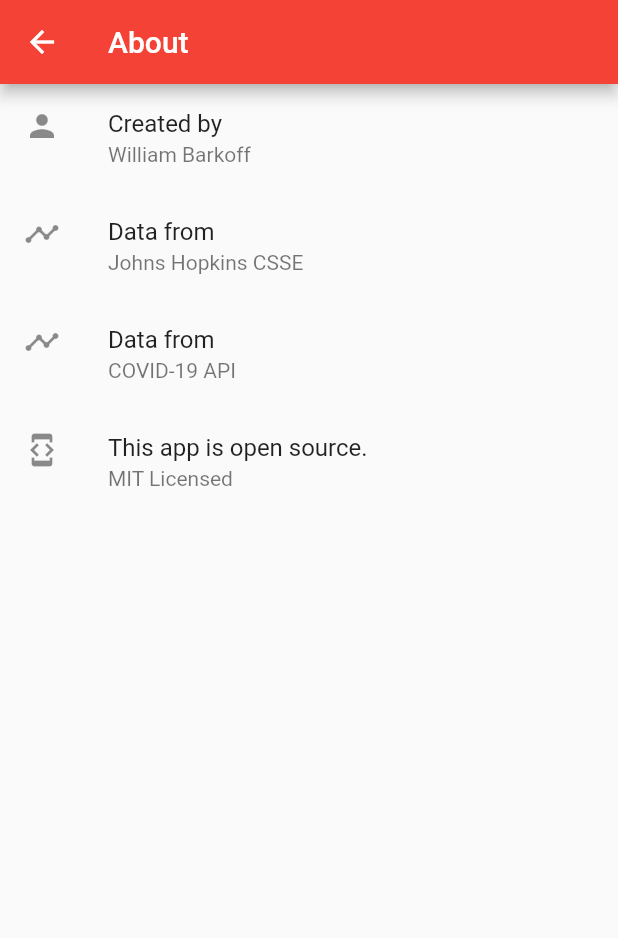
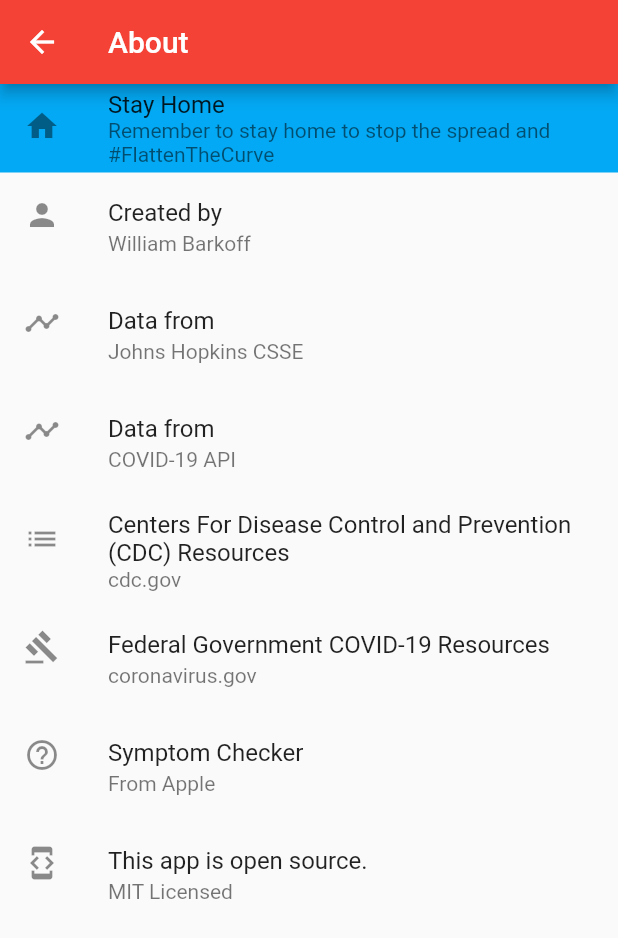
Before and after one commit to willbarkoff/track_covid19, a Flutter app: the AboutScreen screen opened by its route, on a phone screen of 412 x 824 dp. Shown: the top 938 px of the screen. Run offline on Flutter 3.47's test engine with Material 2 defaults, Android fonts, the phone set to English and light mode, and no system bars; our stand-ins replace charts_flutter; network calls fail.

Commit message:
add charting function

```diff
--- a/lib/main.dart
+++ b/lib/main.dart
@@ -5,6 +5,7 @@ import 'package:http/http.dart' as http;
 import 'package:track_covid19/util/loadhandler.dart';
 import 'package:track_covid19/widgets/countrypicker.dart';
 import 'package:track_covid19/widgets/countryscreen.dart';
+import 'package:track_covid19/widgets/timelinescreen.dart';
 
 import 'widgets/header.dart';
 import 'widgets/aboutscreen.dart';
@@ -24,6 +25,7 @@ class MyApp extends StatelessWidget {
       routes: <String, WidgetBuilder>{
         "/about": (BuildContext context) => AboutScreen(),
         "/country": (BuildContext context) => CountryScreen(),
+        "/timeline": (BuildContext context) => TimelineScreen()
       },
     );
   }
--- a/lib/widgets/aboutscreen.dart
+++ b/lib/widgets/aboutscreen.dart
@@ -9,6 +9,13 @@ class AboutScreen extends StatelessWidget {
     return Scaffold(
         appBar: AppBar(title: Text("About")),
         body: ListView(children: <Widget>[
+          Container(
+              color: Colors.lightBlue,
+              child: ListTile(
+                  leading: Icon(Icons.home),
+                  title: Text('Stay Home'),
+                  subtitle: Text(
+                      'Remember to stay home to stop the spread and #FlattenTheCurve'))),
           ListTile(
               leading: Icon(Icons.person),
               title: Text('Created by'),
@@ -24,6 +31,22 @@ class AboutScreen extends StatelessWidget {
               title: Text('Data from'),
               subtitle: Text('COVID-19 API'),
               onTap: () => _launchURL("https://covid19api.com/")),
+          ListTile(
+              leading: Icon(Icons.list),
+              title: Text(
+                  'Centers For Disease Control and Prevention (CDC) Resources'),
+              subtitle: Text('cdc.gov'),
+              onTap: () => _launchURL("https://cdc.gov/covid19")),
+          ListTile(
+              leading: Icon(Icons.gavel),
+              title: Text('Federal Government COVID-19 Resources'),
+              subtitle: Text('coronavirus.gov'),
+              onTap: () => _launchURL("https://cornavirus.gov")),
+          ListTile(
+              leading: Icon(Icons.help_outline),
+              title: Text('Symptom Checker'),
+              subtitle: Text('From Apple'),
+              onTap: () => _launchURL("https://www.apple.com/covid19")),
           ListTile(
               leading: Icon(Icons.developer_mode),
               title: Text('This app is open source.'),
--- a/pubspec.yaml
+++ b/pubspec.yaml
@@ -20,6 +20,7 @@ dependencies:
   http: ^0.12.0+4
   intl: ^0.16.1
   url_launcher: ^5.4.2
+  charts_flutter: ^0.9.0
   flutter:
     sdk: flutter
 
```
Also changed, not shown: lib/widgets/countryscreen.dart (+10 -1 lines), lib/widgets/timelinescreen.dart (added, +65 -0 lines), pubspec.lock.
